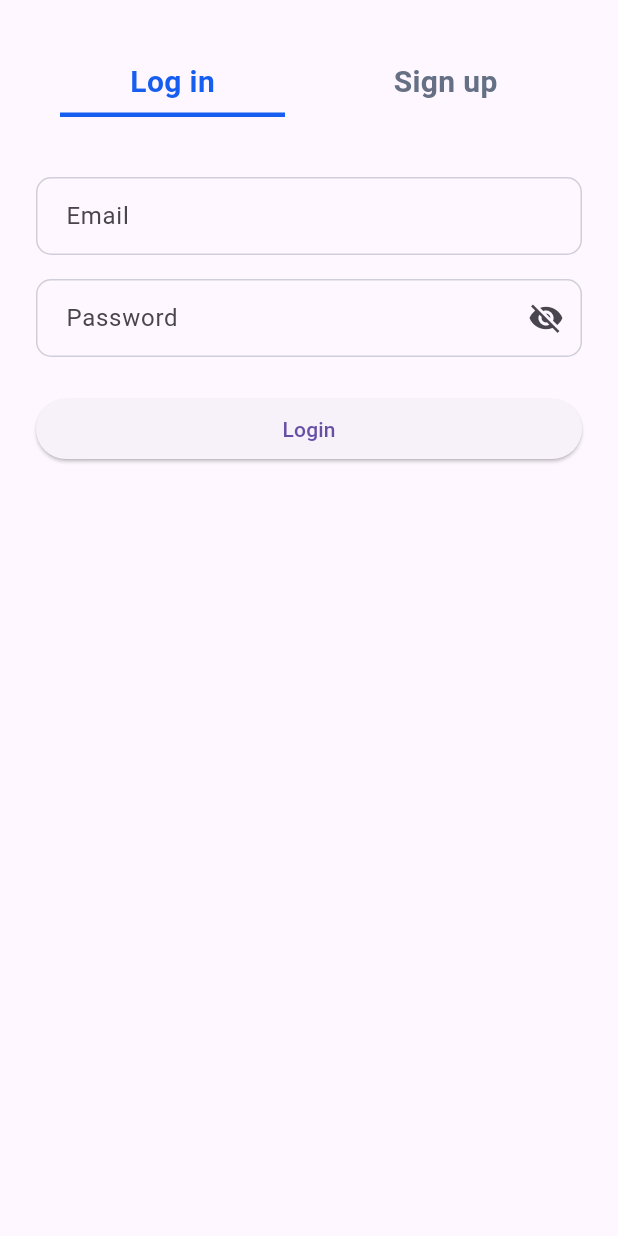
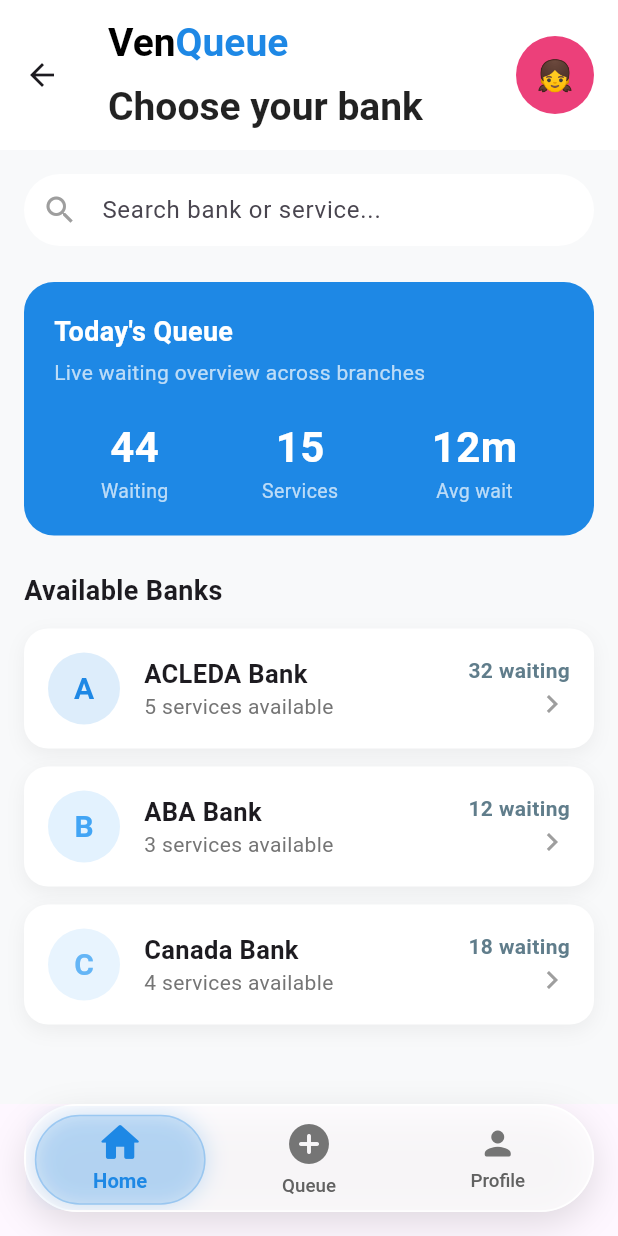
Before and after one commit to VathanaProgrammer/Queue-App, a Flutter app: the screen it shows after launch, on a phone screen of 412 x 824 dp. Run offline on Flutter 3.47's test engine with Material 3 defaults, Android fonts, the phone set to English and light mode, and no system bars.

Commit message:
make feature for home,profile,queue screen and navigation

```diff
--- /dev/null
+++ b/lib/features/home/presentation/home.dart
@@ -0,0 +1,268 @@
+import 'package:flutter/material.dart';
+
+class HomeScreen extends StatelessWidget {
+  const HomeScreen({super.key});
+
+  @override
+  Widget build(BuildContext context) {
+    return Scaffold(
+      backgroundColor: const Color(0xFFF8F9FA),
+      appBar: AppBar(
+        backgroundColor: Colors.white,
+        elevation: 0,
+        toolbarHeight: 100,
+        title: const Column(
+          crossAxisAlignment: CrossAxisAlignment.start,
+          children: [
+            Text.rich(
+              TextSpan(
+                children: [
+                  TextSpan(
+                    text: "Ven",
+                    style: TextStyle(
+                      color: Colors.black,
+                      fontWeight: FontWeight.bold,
+                      fontSize: 26,
+                    ),
+                  ),
+                  TextSpan(
+                    text: "Queue",
+                    style: TextStyle(
+                      color: Color(0xFF1E88E5),
+                      fontWeight: FontWeight.bold,
+                      fontSize: 26,
+                    ),
+                  ),
+                ],
+              ),
+            ),
+            SizedBox(height: 10),
+            Text(
+              "Choose your bank",
+              style: TextStyle(
+                fontSize: 26, // Reduced a bit so it looks balanced
+                fontWeight: FontWeight.w600,
+                color: Colors.black87,
+              ),
+            ),
+          ],
+        ),
+        actions: [
+          Padding(
+            padding: const EdgeInsets.only(right: 16),
+            child: CircleAvatar(
+              radius: 26,
+              backgroundColor: Colors.pink.shade400,
+              child: const Text("👧", style: TextStyle(fontSize: 20)),
+            ),
+          ),
+        ],
+      ),
+      body: Padding(
+        padding: const EdgeInsets.all(16.0),
+        child: Column(
+          crossAxisAlignment: CrossAxisAlignment.start,
+          children: [
+            // Search Bar
+            TextField(
+              decoration: InputDecoration(
+                hintText: "Search bank or service...",
+                prefixIcon: const Icon(Icons.search, color: Colors.grey),
+                filled: true,
+                fillColor: Colors.white,
+                border: OutlineInputBorder(
+                  borderRadius: BorderRadius.circular(30),
+                  borderSide: BorderSide.none,
+                ),
+                contentPadding: const EdgeInsets.symmetric(vertical: 0),
+              ),
+            ),
+            const SizedBox(height: 24),
+
+            // Today's Queue Card
+            Container(
+              padding: const EdgeInsets.all(20),
+              decoration: BoxDecoration(
+                color: const Color(0xFF1E88E5),
+                borderRadius: BorderRadius.circular(20),
+              ),
+              child: const Column(
+                crossAxisAlignment: CrossAxisAlignment.start,
+                children: [
+                  Text(
+                    "Today's Queue",
+                    style: TextStyle(
+                      color: Colors.white,
+                      fontSize: 18,
+                      fontWeight: FontWeight.bold,
+                    ),
+                  ),
+                  SizedBox(height: 4),
+                  Text(
+                    "Live waiting overview across branches",
+                    style: TextStyle(color: Colors.white70, fontSize: 14),
+                  ),
+                  SizedBox(height: 20),
+                  Row(
+                    mainAxisAlignment: MainAxisAlignment.spaceAround,
+                    children: [
+                      _QueueStat(number: "44", label: "Waiting"),
+                      _QueueStat(number: "15", label: "Services"),
+                      _QueueStat(number: "12m", label: "Avg wait"),
+                    ],
+                  ),
+                ],
+              ),
+            ),
+            const SizedBox(height: 24),
+
+            // Banks List
+            const Text(
+              "Available Banks",
+              style: TextStyle(fontSize: 18, fontWeight: FontWeight.w600),
+            ),
+            const SizedBox(height: 12),
+
+            Expanded(
+              child: ListView(
+                children: const [
+                  _BankCard(
+                    letter: "A",
+                    bankName: "ACLEDA Bank",
+                    services: "5 services available",
+                    waiting: "32 waiting",
+                    color: Color(0xFF1E88E5),
+                  ),
+                  _BankCard(
+                    letter: "B",
+                    bankName: "ABA Bank",
+                    services: "3 services available",
+                    waiting: "12 waiting",
+                    color: Color(0xFF42A5F5),
+                  ),
+                  _BankCard(
+                    letter: "C",
+                    bankName: "Canada Bank",
+                    services: "4 services available",
+                    waiting: "18 waiting",
+                    color: Color(0xFF64B5F6),
+                  ),
+                ],
+              ),
+            ),
+          ],
+        ),
+      ),
+    );
+  }
+}
+
+class _QueueStat extends StatelessWidget {
+  final String number;
+  final String label;
+
+  const _QueueStat({required this.number, required this.label});
+
+  @override
+  Widget build(BuildContext context) {
+    return Column(
+      children: [
+        Text(
+          number,
+          style: const TextStyle(
+            color: Colors.white,
+            fontSize: 28,
+            fontWeight: FontWeight.bold,
+          ),
+        ),
+        Text(
+          label,
+          style: const TextStyle(color: Colors.white70, fontSize: 13),
+        ),
+      ],
+    );
+  }
+}
+
+class _BankCard extends StatelessWidget {
+  final String letter;
+  final String bankName;
+  final String services;
+  final String waiting;
+  final Color color;
+
+  const _BankCard({
+    required this.letter,
+    required this.bankName,
+    required this.services,
+    required this.waiting,
+    required this.color,
+  });
+
+  @override
+  Widget build(BuildContext context) {
+    return Container(
+      margin: const EdgeInsets.only(bottom: 12),
+      padding: const EdgeInsets.all(16),
+      decoration: BoxDecoration(
+        color: Colors.white,
+        borderRadius: BorderRadius.circular(16),
+        boxShadow: [
+          BoxShadow(
+            color: Colors.black.withOpacity(0.05),
+            blurRadius: 10,
+            offset: const Offset(0, 4),
+          ),
+        ],
+      ),
+      child: Row(
+        children: [
+          CircleAvatar(
+            radius: 24,
+            backgroundColor: color.withOpacity(0.15),
+            child: Text(
+              letter,
+              style: TextStyle(
+                color: color,
+                fontSize: 20,
+                fontWeight: FontWeight.bold,
+              ),
+            ),
+          ),
+          const SizedBox(width: 16),
+          Expanded(
+            child: Column(
+              crossAxisAlignment: CrossAxisAlignment.start,
+              children: [
+                Text(
+                  bankName,
+                  style: const TextStyle(
+                    fontSize: 17,
+                    fontWeight: FontWeight.w600,
+                  ),
+                ),
+                Text(
+                  services,
+                  style: TextStyle(color: Colors.grey[600], fontSize: 14),
+                ),
+              ],
+            ),
+          ),
+          Column(
+            crossAxisAlignment: CrossAxisAlignment.end,
+            children: [
+              Text(
+                waiting,
+                style: const TextStyle(
+                  fontWeight: FontWeight.w600,
+                  color: Colors.blueGrey,
+                ),
+              ),
+              const Icon(Icons.chevron_right, color: Colors.grey),
+            ],
+          ),
+        ],
+      ),
+    );
+  }
+}
--- /dev/null
+++ b/lib/features/navigation/widget/navbar.dart
@@ -0,0 +1,146 @@
+import 'package:flutter/material.dart';
+import 'package:venqueue/features/home/presentation/home.dart';
+import 'package:venqueue/features/profile/presentation/profile.dart';
+import 'package:venqueue/features/queue/presentation/queue.dart';
+
+class NavBarScreen extends StatefulWidget {
+  const NavBarScreen({super.key});
+
+  @override
+  State<NavBarScreen> createState() => _NavBarScreenState();
+}
+
+class _NavBarScreenState extends State<NavBarScreen> {
+  int _currentIndex = 0;
+
+  final List<Widget> _screens = const [
+    HomeScreen(),
+    Queuescreen(),
+    Profilescreen(),
+  ];
+
+  @override
+  Widget build(BuildContext context) {
+    return Scaffold(
+      body: _screens[_currentIndex],
+
+      bottomNavigationBar: SafeArea(
+        child: Padding(
+          padding: const EdgeInsets.fromLTRB(16, 0, 16, 16),
+          child: Container(
+            height: 72,
+            decoration: BoxDecoration(
+              color: Colors.white.withOpacity(0.75), // ← Improved
+              borderRadius: BorderRadius.circular(50),
+              border: Border.all(
+                color: Colors.white.withOpacity(0.9),
+                width: 1.2,
+              ),
+              boxShadow: const [
+                BoxShadow(
+                  color: Colors.black12,
+                  blurRadius: 20,
+                  offset: Offset(0, 8),
+                ),
+              ],
+            ),
+            child: LayoutBuilder(
+              builder: (context, constraints) {
+                double itemWidth = constraints.maxWidth / 3;
+
+                return Stack(
+                  children: [
+                    // Sliding Glass Indicator
+                    AnimatedPositioned(
+                      duration: const Duration(milliseconds: 380),
+                      curve: Curves.easeOutCubic,
+                      left: _currentIndex * itemWidth,
+                      child: Container(
+                        width: itemWidth,
+                        height: 72,
+                        padding: const EdgeInsets.all(6),
+                        child: Container(
+                          decoration: BoxDecoration(
+                            color: const Color(
+                              0xFF1E88E5,
+                            ).withOpacity(0.15), // ← Blue tint
+                            borderRadius: BorderRadius.circular(40),
+                            border: Border.all(
+                              color: const Color(0xFF1E88E5).withOpacity(0.25),
+                            ),
+                            boxShadow: [
+                              BoxShadow(
+                                color: const Color(0xFF1E88E5).withOpacity(0.2),
+                                blurRadius: 12,
+                                spreadRadius: 1,
+                              ),
+                            ],
+                          ),
+                        ),
+                      ),
+                    ),
+
+                    // Navigation Items
+                    Row(
+                      children: [
+                        _buildItem(Icons.home_rounded, "Home", 0),
+                        _buildItem(
+                          Icons.add_circle_rounded,
+                          "Queue",
+                          1,
+                          isCenter: true,
+                        ),
+                        _buildItem(Icons.person_rounded, "Profile", 2),
+                      ],
+                    ),
+                  ],
+                );
+              },
+            ),
+          ),
+        ),
+      ),
+    );
+  }
+
+  Widget _buildItem(
+    IconData icon,
+    String label,
+    int index, {
+    bool isCenter = false,
+  }) {
+    bool isSelected = _currentIndex == index;
+
+    return Expanded(
+      child: GestureDetector(
+        onTap: () {
+          setState(() => _currentIndex = index);
+        },
+        child: Column(
+          mainAxisAlignment: MainAxisAlignment.center,
+          children: [
+            AnimatedScale(
+              duration: const Duration(milliseconds: 250),
+              scale: isSelected ? 1.25 : 1.0,
+              child: Icon(
+                icon,
+                size: isCenter ? 32 : 26,
+                color: isSelected ? const Color(0xFF1E88E5) : Colors.grey[600],
+              ),
+            ),
+            const SizedBox(height: 4),
+            AnimatedDefaultTextStyle(
+              duration: const Duration(milliseconds: 250),
+              style: TextStyle(
+                color: isSelected ? const Color(0xFF1E88E5) : Colors.grey[700],
+                fontSize: isSelected ? 13.5 : 12.5,
+                fontWeight: isSelected ? FontWeight.w600 : FontWeight.w500,
+              ),
+              child: Text(label),
+            ),
+          ],
+        ),
+      ),
+    );
+  }
+}
--- /dev/null
+++ b/lib/features/profile/presentation/profile.dart
@@ -0,0 +1,14 @@
+import 'package:flutter/material.dart';
+
+class Profilescreen extends StatelessWidget {
+  const Profilescreen({super.key});
+
+  @override
+  Widget build(BuildContext context) {
+    return const Scaffold(
+      body: Center(
+        child: Text("Profile Screen", style: TextStyle(fontSize: 24)),
+      ),
+    );
+  }
+}
--- /dev/null
+++ b/lib/features/queue/presentation/queue.dart
@@ -0,0 +1,12 @@
+import 'package:flutter/material.dart';
+
+class Queuescreen extends StatelessWidget {
+  const Queuescreen({super.key});
+
+  @override
+  Widget build(BuildContext context) {
+    return const Scaffold(
+      body: Center(child: Text("Queue Screen", style: TextStyle(fontSize: 24))),
+    );
+  }
+}
--- a/lib/features/splash/presentation/screens/splash_screen.dart
+++ b/lib/features/splash/presentation/screens/splash_screen.dart
@@ -12,34 +12,34 @@
 }
 
 class _SplashScreenState extends State<SplashScreen> {
-  @override
-  void initState() {
-    super.initState();
+  // @override
+  // void initState() {
+  //   super.initState();
 
-    Timer(const Duration(seconds: 1), () {
-      if (!mounted) return;
+  //   Timer(const Duration(seconds: 1), () {
+  //     if (!mounted) return;
 
-      Navigator.pushReplacement(
-        context,
-        PageRouteBuilder(
-          transitionDuration: const Duration(milliseconds: 300),
-          pageBuilder: (_, __, ___) => const LoginScreen(),
-          transitionsBuilder: (_, animation, __, child) {
-            const begin = Offset(1.0, 0.0); // from right → left
-            const end = Offset.zero;
+  //     Navigator.pushReplacement(
+  //       context,
+  //       PageRouteBuilder(
+  //         transitionDuration: const Duration(milliseconds: 300),
+  //         pageBuilder: (_, __, ___) => const LoginScreen(),
+  //         transitionsBuilder: (_, animation, __, child) {
+  //           const begin = Offset(1.0, 0.0); // from right → left
+  //           const end = Offset.zero;
 
-            final tween = Tween(begin: begin, end: end)
-                .chain(CurveTween(curve: Curves.easeInOut));
+  //           final tween = Tween(begin: begin, end: end)
+  //               .chain(CurveTween(curve: Curves.easeInOut));
 
-            return SlideTransition(
-              position: animation.drive(tween),
-              child: child,
-            );
-          },
-        ),
-      );
-    });
-  }
+  //           return SlideTransition(
+  //             position: animation.drive(tween),
+  //             child: child,
+  //           );
+  //         },
+  //       ),
+  //     );
+  //   });
+  // }
 
   @override
   Widget build(BuildContext context) {
--- a/lib/main.dart
+++ b/lib/main.dart
@@ -13,7 +13,7 @@
   Widget build(BuildContext context) {
     return MaterialApp(
       debugShowCheckedModeBanner: false,
-      initialRoute: AppRoutes.splash,
+      initialRoute: AppRoutes.navbar,
       onGenerateRoute: AppRouter.generateRoute,
     );
   }
--- a/lib/routes/app_router.dart
+++ b/lib/routes/app_router.dart
@@ -1,4 +1,5 @@
 import 'package:flutter/material.dart';
+import 'package:venqueue/features/navigation/widget/navbar.dart';
 import '../../features/splash/presentation/screens/splash_screen.dart';
 import '../../features/auth/presentation/screens/login_screen.dart';
 import '../../features/auth/presentation/screens/signup_screen.dart';
@@ -16,11 +17,13 @@
       case AppRoutes.signup:
         return MaterialPageRoute(builder: (_) => const SignUpScreen());
 
+      case AppRoutes.navbar:
+        return MaterialPageRoute(builder: (_) => const NavBarScreen());
+
       default:
         return MaterialPageRoute(
-          builder: (_) => const Scaffold(
-            body: Center(child: Text('Route not found')),
-          ),
+          builder: (_) =>
+              const Scaffold(body: Center(child: Text('Route not found'))),
         );
     }
   }
--- a/lib/routes/app_routes.dart
+++ b/lib/routes/app_routes.dart
@@ -2,4 +2,5 @@
   static const splash = '/';
   static const login = '/login';
   static const signup = '/signup';
+  static const navbar = '/navbar';
 }
```
